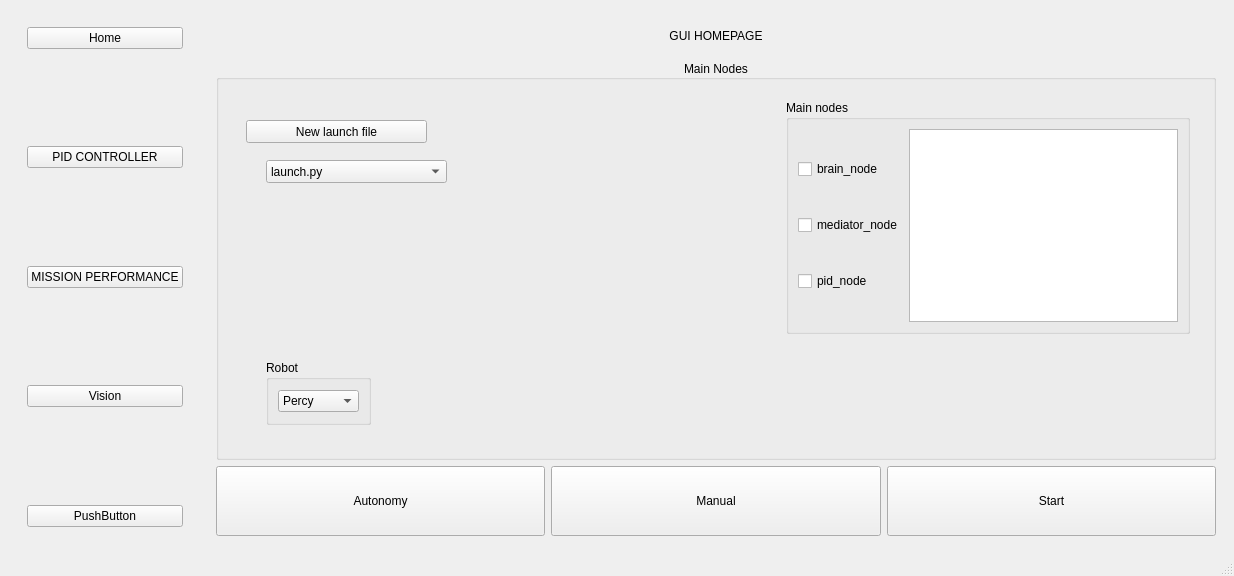
Old version of the form src/ros2_ws/src/gui_node/src/mainwindow.ui in the repository Mechatronics-SDSU/Mechatronics-2024.
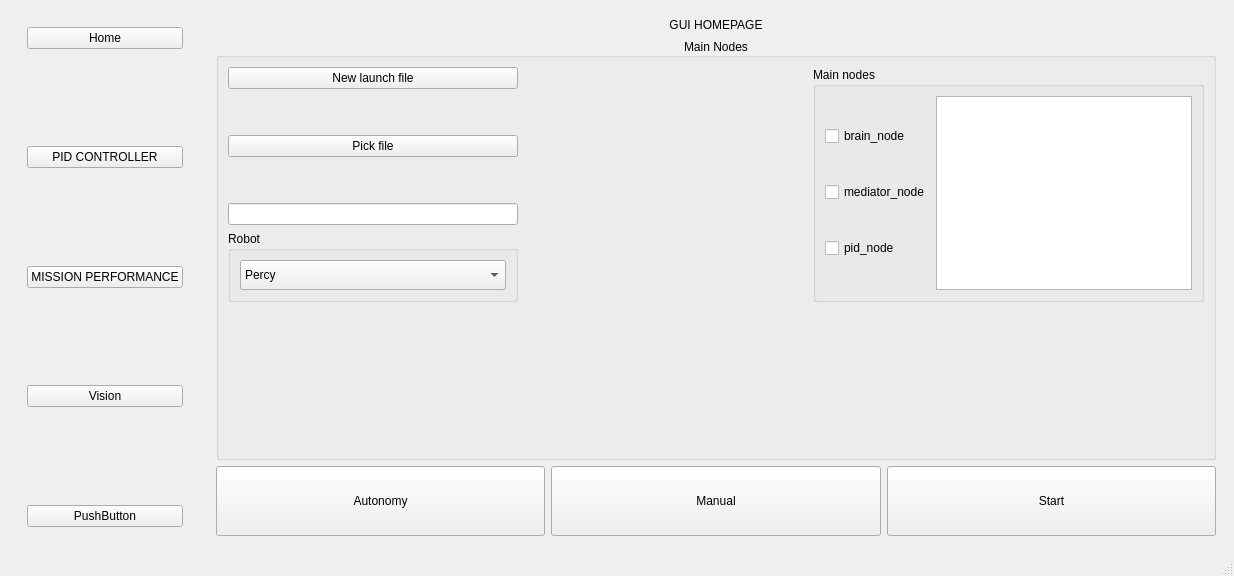
New version of the form.

Commit message: allow user to create/select launch file

Patch:
```diff
--- a/src/ros2_ws/src/gui_node/src/mainwindow.ui
+++ b/src/ros2_ws/src/gui_node/src/mainwindow.ui
@@ -218,49 +218,69 @@
           <property name="alignment">
            <set>Qt::AlignCenter</set>
           </property>
-          <widget class="QGroupBox" name="groupBox_2">
-           <property name="geometry">
-            <rect>
-             <x>50</x>
-             <y>300</y>
-             <width>105</width>
-             <height>65</height>
-            </rect>
-           </property>
-           <property name="title">
-            <string>Robot</string>
-           </property>
-           <layout class="QGridLayout" name="gridLayout_5">
+          <layout class="QGridLayout" name="gridLayout_8">
             <item row="0" column="0">
-             <widget class="QComboBox" name="robot_name">
-              <item>
+            <layout class="QGridLayout" name="gridLayout_4">
+             <item row="0" column="0">
+              <widget class="QPushButton" name="new_launch_file">
                <property name="text">
-                <string>Percy</string>
+                <string>New launch file</string>
                </property>
-              </item>
-              <item>
-               <property name="text">
-                <string>Scion</string>
+              </widget>
+             </item>
+             <item row="1" column="0">
+              <spacer name="verticalSpacer_5">
+               <property name="orientation">
+                <enum>Qt::Vertical</enum>
                </property>
-              </item>
-              <item>
+               <property name="sizeHint" stdset="0">
+                <size>
+                 <width>20</width>
+                 <height>40</height>
+                </size>
+               </property>
+              </spacer>
+             </item>
+             <item row="2" column="0">
+              <widget class="QPushButton" name="select_file">
                <property name="text">
-                <string>Junebug</string>
+                <string>Pick file</string>
                </property>
-              </item>
-             </widget>
-            </item>
-           </layout>
-          </widget>
+              </widget>
+             </item>
+             <item row="3" column="0">
+              <spacer name="verticalSpacer_6">
+               <property name="orientation">
+                <enum>Qt::Vertical</enum>
+               </property>
+               <property name="sizeHint" stdset="0">
+                <size>
+                 <width>20</width>
+                 <height>40</height>
+                </size>
+               </property>
+              </spacer>
+             </item>
+             <item row="4" column="0">
+              <widget class="QLineEdit" name="fileSelected"/>
+             </item>
+            </layout>
+           </item>
+           <item row="0" column="1">
+            <spacer name="horizontalSpacer">
+             <property name="orientation">
+              <enum>Qt::Horizontal</enum>
+             </property>
+             <property name="sizeHint" stdset="0">
+              <size>
+               <width>277</width>
+               <height>20</height>
+              </size>
+             </property>
+            </spacer>
+           </item>
+           <item row="0" column="2" rowspan="2">
           <widget class="QGroupBox" name="groupBox_3">
-           <property name="geometry">
-            <rect>
-             <x>570</x>
-             <y>40</y>
-             <width>404</width>
-             <height>234</height>
-            </rect>
-           </property>
            <property name="title">
             <string>Main nodes </string>
            </property>
@@ -312,34 +332,55 @@
             </item>
            </layout>
           </widget>
-          <widget class="QPushButton" name="new_launch_file">
-           <property name="geometry">
-            <rect>
-             <x>30</x>
-             <y>60</y>
-             <width>181</width>
-             <height>23</height>
-            </rect>
-           </property>
+           </item>
+           <item row="1" column="0">
+            <widget class="QGroupBox" name="groupBox_2">
+             <property name="title">
+              <string>Robot</string>
+             </property>
+             <layout class="QGridLayout" name="gridLayout_5">
+              <item row="0" column="0">
+               <widget class="QComboBox" name="robot_name">
+                <property name="minimumSize">
+                 <size>
+                  <width>0</width>
+                  <height>30</height>
+                 </size>
+                </property>
+                <item>
            <property name="text">
-            <string>New launch file</string>
-           </property>
-          </widget>
-          <widget class="QComboBox" name="file_selected">
-           <property name="geometry">
-            <rect>
-             <x>50</x>
-             <y>100</y>
-             <width>181</width>
-             <height>23</height>
-            </rect>
-           </property>
+                  <string>Percy</string>
+                 </property>
+                </item>
+                <item>
+                 <property name="text">
+                  <string>Scion</string>
+                 </property>
+                </item>
            <item>
             <property name="text">
-             <string>launch.py</string>
+                  <string>Junebug</string>
             </property>
            </item>
           </widget>
+              </item>
+             </layout>
+            </widget>
+           </item>
+           <item row="2" column="0">
+            <spacer name="verticalSpacer_7">
+             <property name="orientation">
+              <enum>Qt::Vertical</enum>
+             </property>
+             <property name="sizeHint" stdset="0">
+              <size>
+               <width>20</width>
+               <height>96</height>
+              </size>
+             </property>
+            </spacer>
+           </item>
+          </layout>
          </widget>
         </item>
        </layout>
```
Left out of the diff: 228 changed lines with no effect on the pictures. Lines whose indentation alone changed are shown as unchanged. The commit also changes 2 other files.
